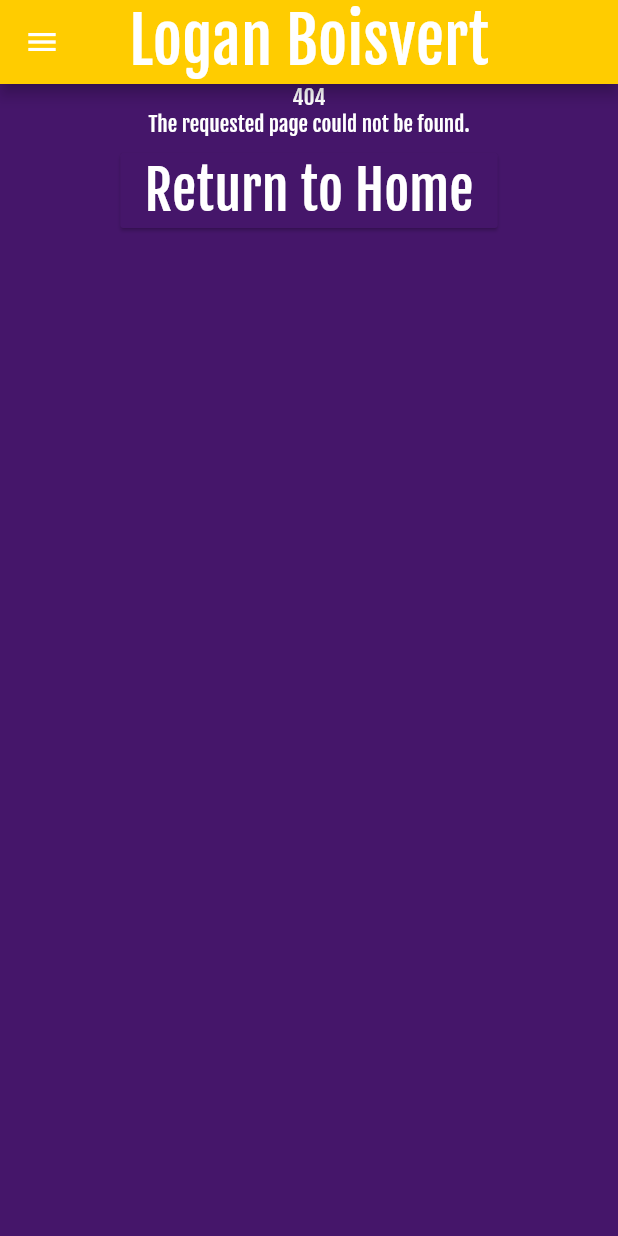
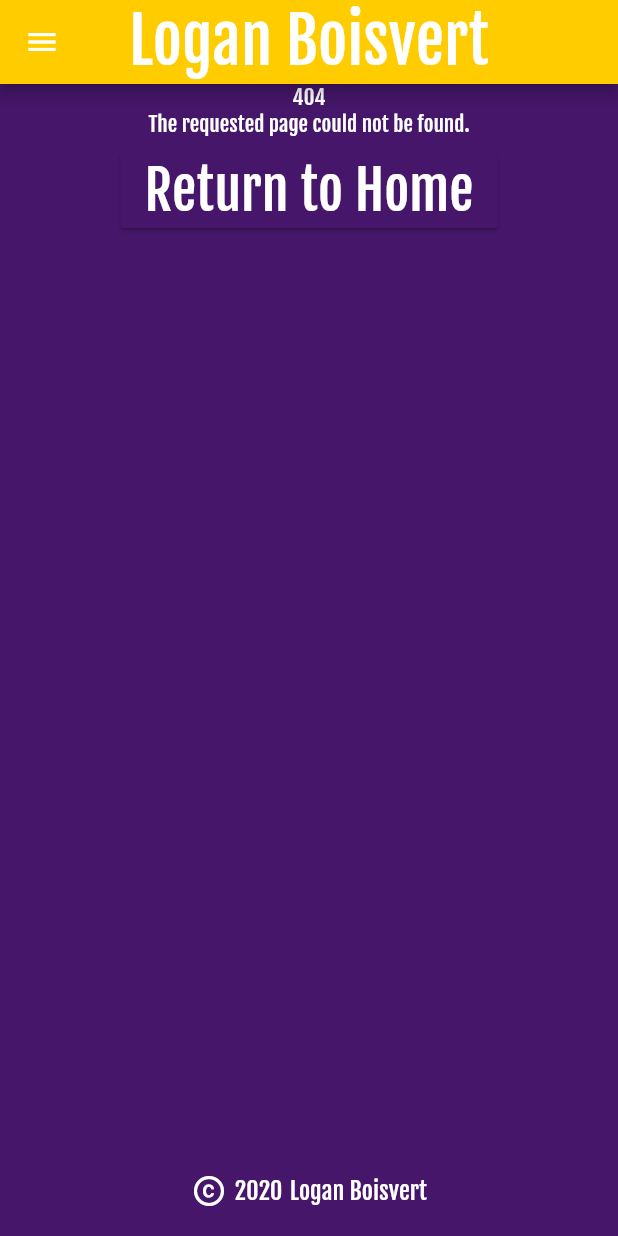
Before and after one commit to loganboisvert/loganboisvert.com, a Flutter app: the Route404 screen opened directly, on a phone screen of 412 x 824 dp. Run offline on Flutter 3.47's test engine with Material 2 defaults, Android fonts, the phone set to English and light mode, and no system bars; missing offline and left inert: dart:html.

Commit message:
Create footer

```diff
--- a/lib/routes/404/404.dart
+++ b/lib/routes/404/404.dart
@@ -4,6 +4,7 @@ import 'package:flutter/material.dart';
 // Project imports
 import 'package:logan_boisvert_website/routes/index/index.dart';
 import 'package:logan_boisvert_website/widgets/appbar.dart';
+import 'package:logan_boisvert_website/widgets/footer.dart';
 import 'package:logan_boisvert_website/widgets/navbuttons.dart';
 
 class Route404 extends StatelessWidget {
@@ -30,6 +31,7 @@ class Route404 extends StatelessWidget {
           ],
         ),
       ),
+      bottomSheet: Footer(),
     );
   }
 }
--- a/lib/routes/about/about.dart
+++ b/lib/routes/about/about.dart
@@ -3,6 +3,7 @@ import 'package:flutter/material.dart';
 
 // Project imports
 import 'package:logan_boisvert_website/widgets/appbar.dart';
+import 'package:logan_boisvert_website/widgets/footer.dart';
 
 class AboutRoute extends StatelessWidget {
   static const route = '/about';
@@ -16,6 +17,7 @@ class AboutRoute extends StatelessWidget {
         titleSpacing: 0.0,
       ),
       drawer: Menu(),
+      bottomSheet: Footer(),
     );
   }
 }
--- a/lib/routes/index/index.dart
+++ b/lib/routes/index/index.dart
@@ -3,6 +3,7 @@ import 'package:flutter/material.dart';
 
 // Project imports
 import 'package:logan_boisvert_website/widgets/appbar.dart';
+import 'package:logan_boisvert_website/widgets/footer.dart';
 
 class IndexRoute extends StatelessWidget {
   static const route = '/';
@@ -16,6 +17,7 @@ class IndexRoute extends StatelessWidget {
         titleSpacing: 0.0,
       ),
       drawer: Menu(),
+      bottomSheet: Footer(),
     );
   }
 }
--- a/lib/routes/podcast/podcast.dart
+++ b/lib/routes/podcast/podcast.dart
@@ -7,6 +7,7 @@ import 'dart:ui' as ui;
 
 // Project imports
 import 'package:logan_boisvert_website/widgets/appbar.dart';
+import 'package:logan_boisvert_website/widgets/footer.dart';
 
 class PodcastRoute extends StatelessWidget {
   static const route = '/podcast';
@@ -49,6 +50,7 @@ class PodcastRoute extends StatelessWidget {
           ],
         ),
       ),
+      bottomSheet: Footer(),
     );
   }
 }
--- a/lib/routes/store/store.dart
+++ b/lib/routes/store/store.dart
@@ -3,6 +3,7 @@ import 'package:flutter/material.dart';
 
 // Project imports
 import 'package:logan_boisvert_website/widgets/appbar.dart';
+import 'package:logan_boisvert_website/widgets/footer.dart';
 
 class StoreRoute extends StatelessWidget {
   static const route = '/store';
@@ -16,6 +17,7 @@ class StoreRoute extends StatelessWidget {
         titleSpacing: 0.0,
       ),
       drawer: Menu(),
+      bottomSheet: Footer(),
     );
   }
 }
--- a/lib/routes/streaming/streaming.dart
+++ b/lib/routes/streaming/streaming.dart
@@ -3,6 +3,7 @@ import 'package:flutter/material.dart';
 
 // Project imports
 import 'package:logan_boisvert_website/widgets/appbar.dart';
+import 'package:logan_boisvert_website/widgets/footer.dart';
 
 class StreamingRoute extends StatelessWidget {
   static const route = '/stream';
@@ -16,6 +17,7 @@ class StreamingRoute extends StatelessWidget {
         titleSpacing: 0.0,
       ),
       drawer: Menu(),
+      bottomSheet: Footer(),
     );
   }
 }
--- /dev/null
+++ b/lib/widgets/footer.dart
@@ -0,0 +1,40 @@
+// Flutter imports
+import 'package:flutter/material.dart';
+
+class Footer extends StatelessWidget {
+  @override
+  Widget build(BuildContext context) {
+    return Container(
+      height: 50,
+      padding: EdgeInsets.only(bottom: 10),
+      child: Center(
+        child: Row(
+          mainAxisAlignment: MainAxisAlignment.center,
+          children: <Widget>[
+            Icon(
+              Icons.copyright,
+            ),
+            SizedBox(
+              width: 5,
+            ),
+            Text(
+              '${DateTime.now().year}',
+              style: TextStyle(
+                fontSize: 16,
+              ),
+            ),
+            SizedBox(
+              width: 5,
+            ),
+            Text(
+              'Logan Boisvert',
+              style: TextStyle(
+                fontSize: 16,
+              ),
+            ),
+          ],
+        ),
+      ),
+    );
+  }
+}
```
